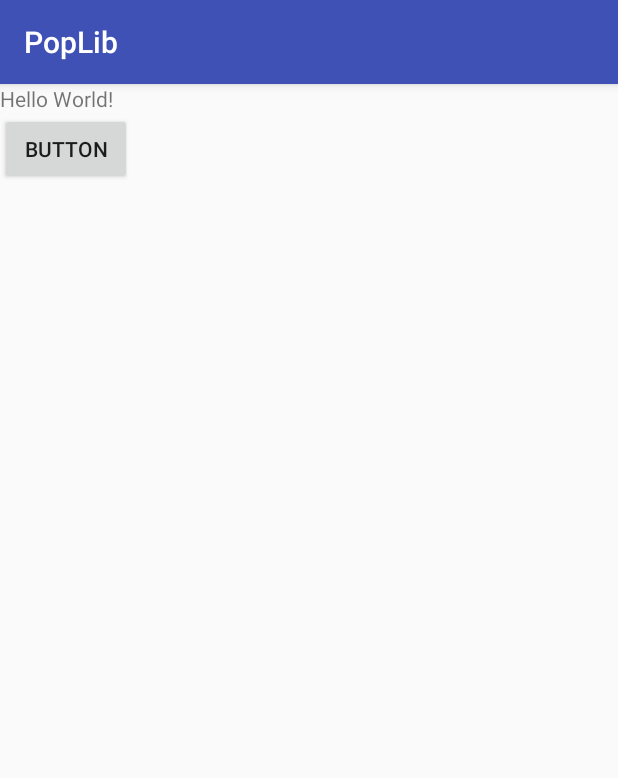
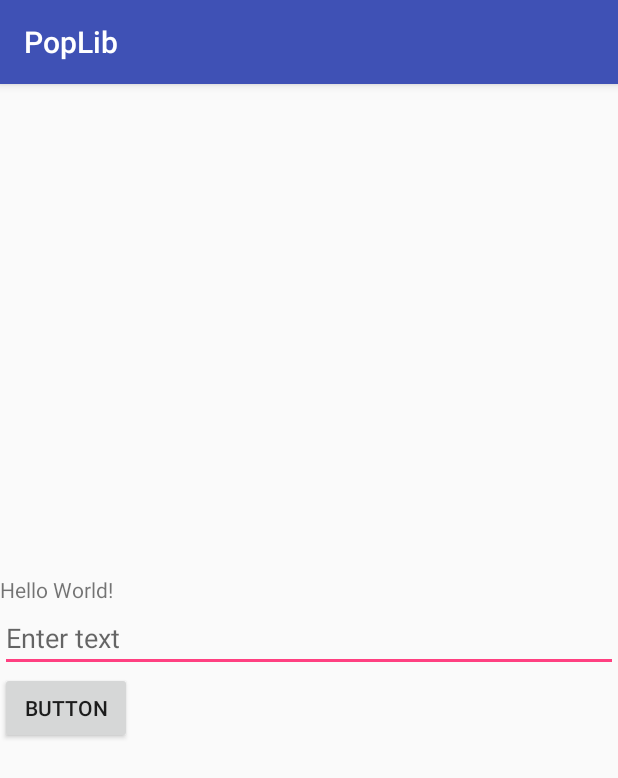
Before and after one commit to vgonikhin/PopLib, an Android app: the screen it shows after launch (MainActivity), on a phone screen of 412 x 824 dp. Shown: the top 778 px of the screen. Run offline under Robolectric (Android 15) with nearby library versions, the phone set to English and light mode, and no system bars; our stand-ins replace ButterKnife, RxJava; libraries missing offline, so code that uses them is left out: com.jakewharton.rxbinding2; 1 statement that could not run was skipped.

Commit message:
Added edittext with RxBindings

```diff
--- a/app/build.gradle
+++ b/app/build.gradle
@@ -29,6 +29,8 @@ dependencies {
     implementation 'io.reactivex.rxjava2:rxandroid:2.0.2'
     implementation 'io.reactivex.rxjava2:rxjava:2.1.14'
 
+    implementation 'com.jakewharton.rxbinding2:rxbinding:2.1.1'
+
     testImplementation 'junit:junit:4.12'
     androidTestImplementation 'com.android.support.test:runner:1.0.2'
     androidTestImplementation 'com.android.support.test.espresso:espresso-core:3.0.2'
--- a/app/src/main/java/ru/gb/vgonikhin/poplib/MainActivity.java
+++ b/app/src/main/java/ru/gb/vgonikhin/poplib/MainActivity.java
@@ -4,7 +4,11 @@ import android.support.v7.app.AppCompatActivity;
 import android.os.Bundle;
 import android.util.Log;
 import android.widget.Button;
+import android.widget.EditText;
 import android.widget.LinearLayout;
+import android.widget.TextView;
+
+import com.jakewharton.rxbinding2.widget.RxTextView;
 
 import java.util.ArrayList;
 
@@ -14,6 +18,7 @@ import butterknife.OnClick;
 import io.reactivex.Observable;
 import io.reactivex.Observer;
 import io.reactivex.disposables.Disposable;
+import io.reactivex.functions.Consumer;
 
 public class MainActivity extends AppCompatActivity
 {
@@ -23,6 +28,10 @@ public class MainActivity extends AppCompatActivity
     LinearLayout mainLayout;
     @BindView(R.id.btn_just)
     Button justButton;
+    @BindView(R.id.text_view)
+    TextView textView;
+    @BindView(R.id.edit_text)
+    EditText editText;
 
     Observable<String> justObservable;
     Observable<String> iterableObservable;
@@ -67,6 +76,13 @@ public class MainActivity extends AppCompatActivity
         arrayList.add("item4");
         iterableObservable = Observable.fromIterable(arrayList);
         iterableObservable.subscribe(observer);
+
+        Disposable d = RxTextView.textChanges(editText).subscribe(new Consumer<CharSequence>() {
+            @Override
+            public void accept(CharSequence value) {
+                textView.setText(value);
+            }
+        });
     }
 
     @OnClick(R.id.btn_just)
@@ -74,4 +90,6 @@ public class MainActivity extends AppCompatActivity
     {
         Log.d(TAG, "just");
     }
+
+
 }
--- a/app/src/main/res/layout/activity_main.xml
+++ b/app/src/main/res/layout/activity_main.xml
@@ -1,23 +1,26 @@
 <?xml version="1.0" encoding="utf-8"?>
 <LinearLayout
     xmlns:android="http://schemas.android.com/apk/res/android"
-    xmlns:app="http://schemas.android.com/apk/res-auto"
     xmlns:tools="http://schemas.android.com/tools"
     android:id="@+id/ll_main"
     android:layout_width="match_parent"
     android:layout_height="match_parent"
     android:orientation="vertical"
-    android:layout_gravity="center_vertical"
+    android:gravity="center_vertical"
     tools:context=".MainActivity">
 
     <TextView
+        android:id="@+id/text_view"
         android:layout_width="wrap_content"
         android:layout_height="wrap_content"
-        android:text="Hello World!"
-        app:layout_constraintBottom_toBottomOf="parent"
-        app:layout_constraintLeft_toLeftOf="parent"
-        app:layout_constraintRight_toRightOf="parent"
-        app:layout_constraintTop_toTopOf="parent" />
+        android:text="Hello World!" />
+
+    <EditText
+        android:id="@+id/edit_text"
+        android:layout_width="match_parent"
+        android:layout_height="wrap_content"
+        android:hint="Enter text"
+        android:inputType="text"/>
 
     <Button
         android:id="@+id/btn_just"
```
